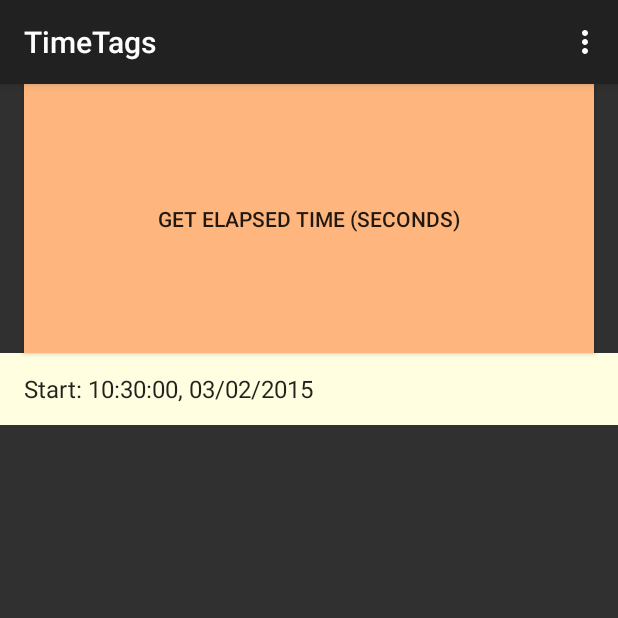
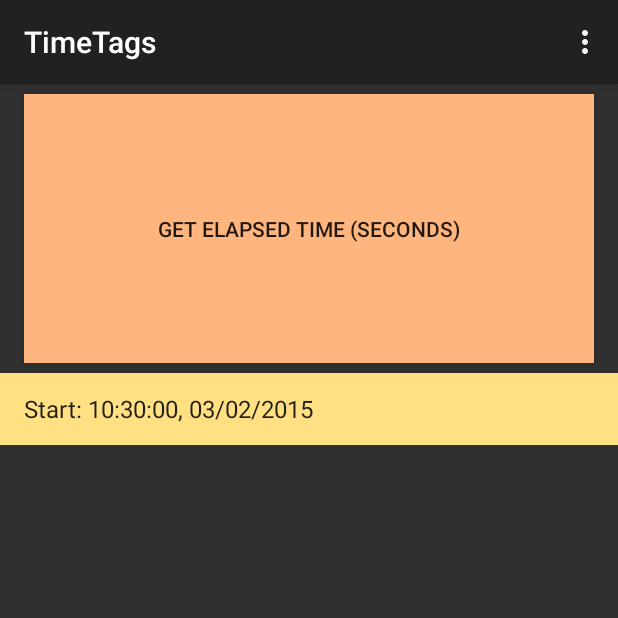
Before and after one commit to lapatri/TimeTags, an Android app: the screen it shows after launch (TimeTagActivity), on a phone screen of 412 x 824 dp, the top half of it. Run offline under Robolectric (Android 15) with nearby library versions, the phone set to English and light mode, and no system bars.

Commit message:
slight color changes

```diff
--- a/app/src/main/res/layout/activity_time_tag.xml
+++ b/app/src/main/res/layout/activity_time_tag.xml
@@ -13,13 +13,15 @@
         android:layout_marginLeft="16dp"
         android:layout_marginRight="16dp"
         android:padding="80dp"
-        android:background="#ffffb67e" />
+        android:background="#ffffb67e"
+        android:layout_marginBottom="10px"
+        android:layout_marginTop="10px"/>
 
     <ListView
         android:id="@+id/listViewTags"
         android:layout_width="match_parent"
         android:layout_height="wrap_content"
-        android:background="#fffffee0"
+        android:background="#ffffe083"
         android:textColor="#cccccc">
     </ListView>
 
```
